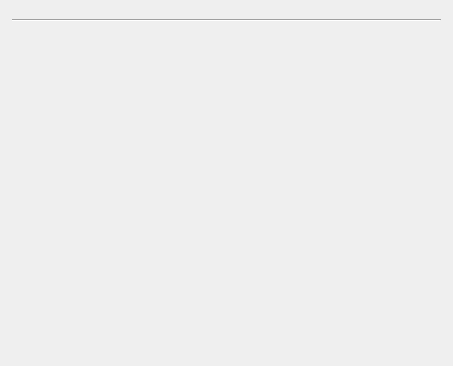
First picture: the form in designer/addcards.ui, repository ankitects/anki, before the edit.
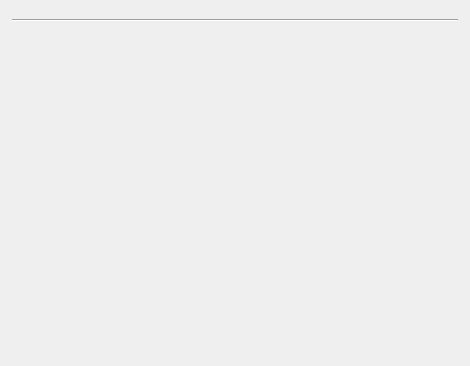
Second picture: the form after the edit. Icons and pictures are not drawn.

Commit message:
Add "customize" label
Both "Fields" and "Cards" buttons were displayed without any
informative text. This makes it harder to understand what the buttons
actually do. As the current window is about editing cards, seeing a
button "Cards" was not very clear.

What changed in the file:
```diff
--- a/designer/addcards.ui
+++ b/designer/addcards.ui
@@ -6,7 +6,7 @@
    <rect>
     <x>0</x>
     <y>0</y>
-    <width>453</width>
+    <width>470</width>
     <height>366</height>
    </rect>
   </property>
```
The commit also changes 1 other file.
